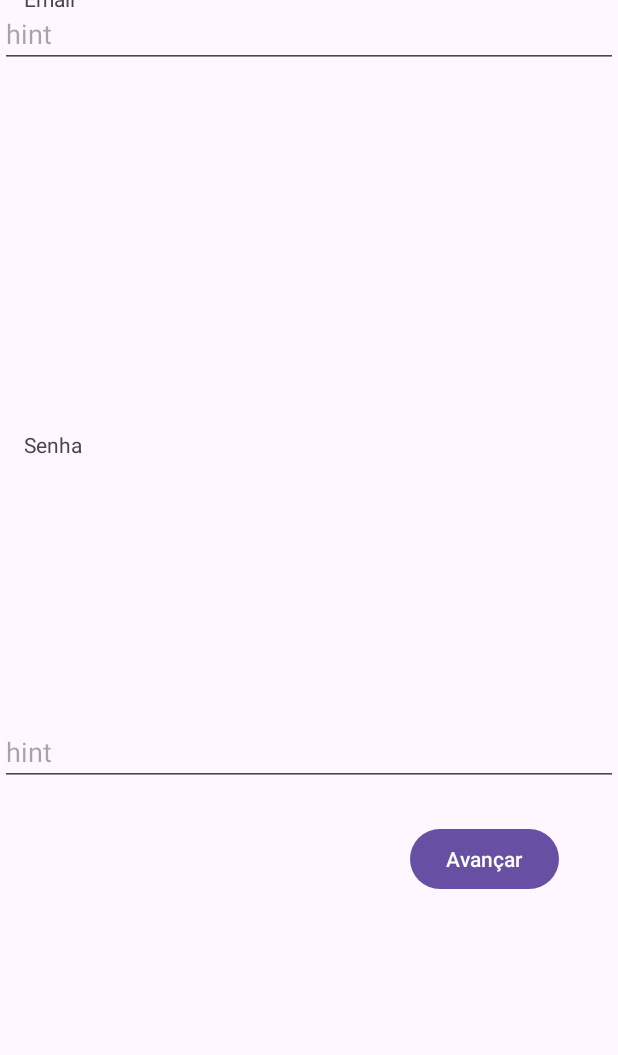
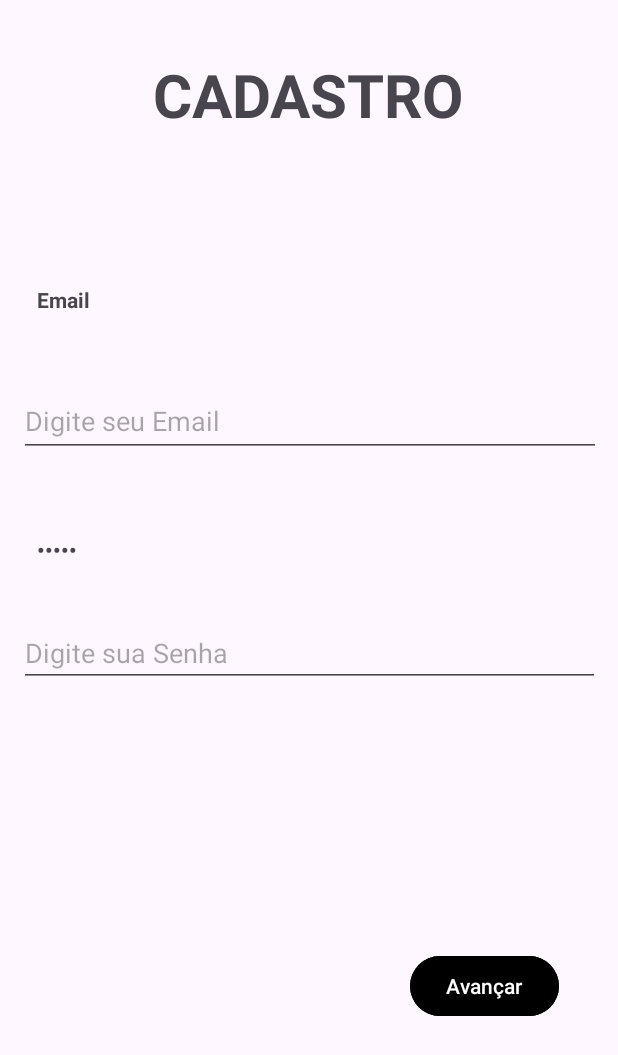
Before and after one commit to Henririck/notastrabalho, an Android app: the RegisterFragment screen opened through its navigation route, on a phone screen of 412 x 824 dp. Shown: the top 1055 px of the screen. Run offline under Robolectric (Android 15) with nearby library versions, the phone set to English and light mode, and no system bars; our stand-ins replace Firebase (no records; nobody signed in at launch, a user with empty details on screens opened directly).

Commit message:
design update

```diff
--- a/app/src/main/java/com/example/notas_trabalho/FirstFragment.kt
+++ b/app/src/main/java/com/example/notas_trabalho/FirstFragment.kt
@@ -33,8 +33,6 @@ class FirstFragment : Fragment() {
         val edit = sharedPref.edit()
         val dados_nome = arguments?.getString("nome_completo") ?: "Valor padrão"
 
-        binding.nomeView.setText("Olá, " + dados_nome)
-
         val navController = findNavController()
 
         binding.singOut.setOnClickListener() {
--- a/app/src/main/res/layout/fragment_register.xml
+++ b/app/src/main/res/layout/fragment_register.xml
@@ -6,60 +6,77 @@
     android:layout_height="match_parent">
 
     <com.google.android.material.textfield.TextInputEditText
-        android:id="@+id/textInputEmail"
-        android:layout_width="match_parent"
+        android:id="@+id/inputSenha"
+        android:layout_width="387dp"
+        android:layout_height="43dp"
+        android:layout_marginTop="36dp"
+        android:hint="Digite sua Senha"
+        app:layout_constraintEnd_toEndOf="parent"
+        app:layout_constraintStart_toStartOf="parent"
+        app:layout_constraintTop_toBottomOf="@+id/textView" />
+
+    <TextView
+        android:id="@+id/textView3"
+        android:layout_width="wrap_content"
         android:layout_height="wrap_content"
-        android:hint="hint"
+        android:layout_marginTop="100dp"
+        android:textStyle="bold"
+        android:text="Email"
         app:layout_constraintEnd_toEndOf="parent"
-        app:layout_constraintHorizontal_bias="1.0"
+        app:layout_constraintHorizontal_bias="0.066"
         app:layout_constraintStart_toStartOf="parent"
-        tools:layout_editor_absoluteY="194dp"
-        tools:ignore="MissingConstraints" />
+        app:layout_constraintTop_toBottomOf="@+id/textView2" />
 
     <TextView
         android:id="@+id/textView"
         android:layout_width="43dp"
         android:layout_height="22dp"
+        android:layout_marginTop="52dp"
+        android:textStyle="bold"
         android:text="Senha"
-        app:layout_constraintBottom_toTopOf="@+id/inputSenha"
+        android:inputType="textPassword"
         app:layout_constraintEnd_toEndOf="parent"
-        app:layout_constraintHorizontal_bias="0.043"
+        app:layout_constraintHorizontal_bias="0.067"
         app:layout_constraintStart_toStartOf="parent"
-        app:layout_constraintTop_toBottomOf="@+id/textInputEmail"
-        app:layout_constraintVertical_bias="0.581" />
-
-    <TextView
-        android:id="@+id/textView3"
-        android:layout_width="wrap_content"
-        android:layout_height="wrap_content"
-        android:text="Email"
-        app:layout_constraintBottom_toTopOf="@+id/textInputEmail"
-        app:layout_constraintEnd_toEndOf="parent"
-        app:layout_constraintHorizontal_bias="0.042"
-        app:layout_constraintStart_toStartOf="parent"
-        app:layout_constraintTop_toTopOf="parent"
-        app:layout_constraintVertical_bias="0.588" />
+        app:layout_constraintTop_toBottomOf="@+id/textInputEmail" />
 
     <com.google.android.material.textfield.TextInputEditText
-        android:id="@+id/inputSenha"
-        android:layout_width="412dp"
-        android:layout_height="41dp"
-        android:layout_marginBottom="300dp"
-        android:hint="hint"
-        app:layout_constraintBottom_toBottomOf="parent"
+        android:id="@+id/textInputEmail"
+        android:layout_width="388dp"
+        android:layout_height="47dp"
+        android:layout_marginTop="48dp"
+        android:hint="Digite seu Email"
         app:layout_constraintEnd_toEndOf="parent"
-        app:layout_constraintHorizontal_bias="1.0"
-        app:layout_constraintStart_toStartOf="parent" />
+        app:layout_constraintHorizontal_bias="0.521"
+        app:layout_constraintStart_toStartOf="parent"
+        app:layout_constraintTop_toBottomOf="@+id/textView3"
+        tools:ignore="MissingConstraints" />
 
     <Button
         android:id="@+id/prxBtn"
         android:layout_width="wrap_content"
         android:layout_height="wrap_content"
         android:text="Avançar"
+        android:backgroundTint="@color/black"
         app:layout_constraintBottom_toBottomOf="parent"
         app:layout_constraintEnd_toEndOf="parent"
         app:layout_constraintHorizontal_bias="0.874"
         app:layout_constraintStart_toStartOf="parent"
-        app:layout_constraintTop_toBottomOf="@+id/textInputEmail"
-        app:layout_constraintVertical_bias="0.689" />
+        app:layout_constraintTop_toBottomOf="@+id/inputSenha"
+        app:layout_constraintVertical_bias="0.552" />
+
+    <TextView
+        android:id="@+id/textView2"
+        android:layout_width="wrap_content"
+        android:layout_height="wrap_content"
+        android:layout_marginTop="36dp"
+        android:textSize="40dp"
+        android:textStyle="bold"
+        android:text="CADASTRO"
+        android:textAlignment="center"
+        app:layout_constraintEnd_toEndOf="parent"
+        app:layout_constraintHorizontal_bias="0.498"
+        app:layout_constraintStart_toStartOf="parent"
+        app:layout_constraintTop_toTopOf="parent" />
+
 </androidx.constraintlayout.widget.ConstraintLayout>
```
Also changed, not shown: app/src/main/java/com/example/notas_trabalho/LoginFragment.kt (+4 -8 lines), app/src/main/java/com/example/notas_trabalho/RegisterFragment.kt (+4 -3 lines), app/src/main/res/layout/fragment_first.xml (+28 -24 lines), app/src/main/res/layout/fragment_login.xml (+50 -11 lines).
